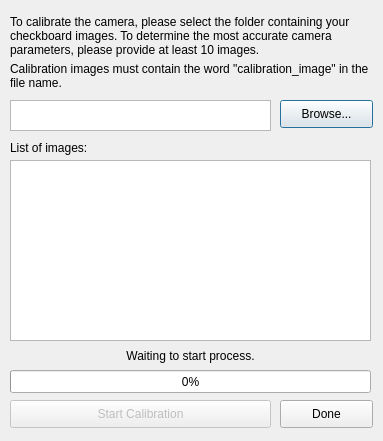
This is gui/dialogCameraCalibration.ui in Spinarakk/defectmonitor as Qt 5 draws it before an edit. The edited form follows.
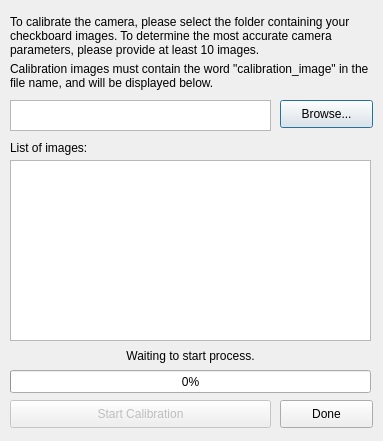
This is the edited form. Icons and pictures are not drawn.

Commit message: - Added functionality to the export image menu option, allowing the user to save the currently displayed image to a location on disk - Created a new window specifically for slice converter 	- Added basic functionally but haven't connected it to the function yet

What changed in the file:
```diff
--- a/gui/dialogCameraCalibration.ui
+++ b/gui/dialogCameraCalibration.ui
@@ -10,6 +10,18 @@
     <height>441</height>
    </rect>
   </property>
+  <property name="minimumSize">
+   <size>
+    <width>383</width>
+    <height>441</height>
+   </size>
+  </property>
+  <property name="maximumSize">
+   <size>
+    <width>383</width>
+    <height>441</height>
+   </size>
+  </property>
   <property name="windowTitle">
    <string>Camera Calibration</string>
   </property>
@@ -145,7 +157,7 @@
     </rect>
    </property>
    <property name="text">
-    <string>Calibration images must contain the word &quot;calibration_image&quot; in the file name.</string>
+    <string>Calibration images must contain the word &quot;calibration_image&quot; in the file name, and will be displayed below.</string>
    </property>
    <property name="wordWrap">
     <bool>true</bool>
```
The commit also changes 6 other files.
